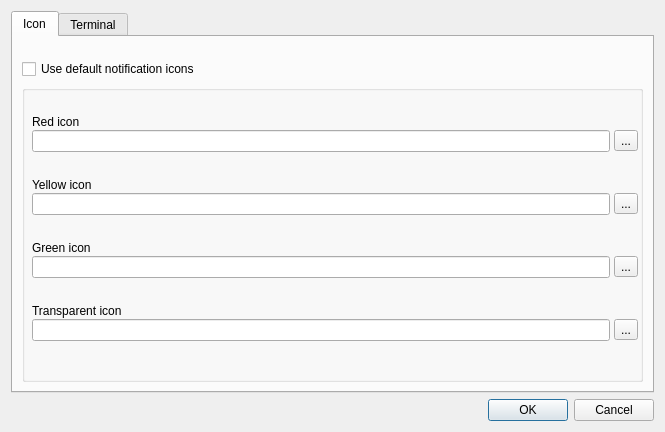
The window that ui/optionsdialog.ui (aarnt/octopi) describes before a commit, drawn with Qt 5.
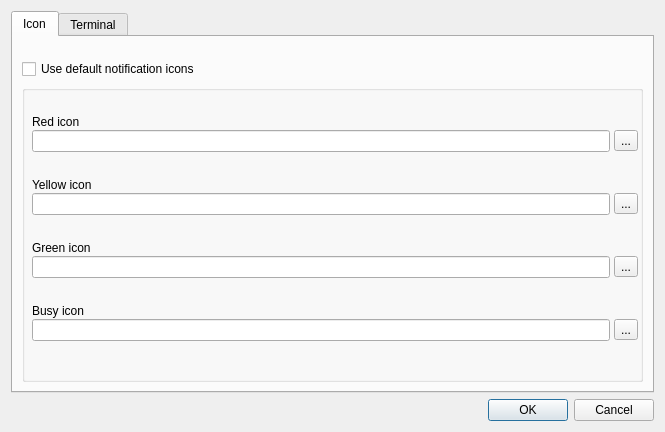
The same window after the commit.

Commit message: - Updated Options Dialog code.

The edit to the form file:
```diff
--- a/ui/optionsdialog.ui
+++ b/ui/optionsdialog.ui
@@ -13,6 +13,12 @@
     <height>432</height>
    </rect>
   </property>
+  <property name="minimumSize">
+   <size>
+    <width>665</width>
+    <height>432</height>
+   </size>
+  </property>
   <property name="windowTitle">
    <string>Options</string>
   </property>
@@ -56,7 +62,7 @@
            <property name="flat">
             <bool>false</bool>
            </property>
-           <widget class="QWidget" name="">
+           <widget class="QWidget" name="layoutWidget">
             <property name="geometry">
              <rect>
               <x>10</x>
@@ -273,7 +279,7 @@
                   </sizepolicy>
                  </property>
                  <property name="text">
-                  <string>Transparent icon</string>
+                  <string>Busy icon</string>
                  </property>
                 </widget>
                </item>
```
Left out of the diff: 38 changed lines with no effect on the pictures. The commit also changes 6 other files.
